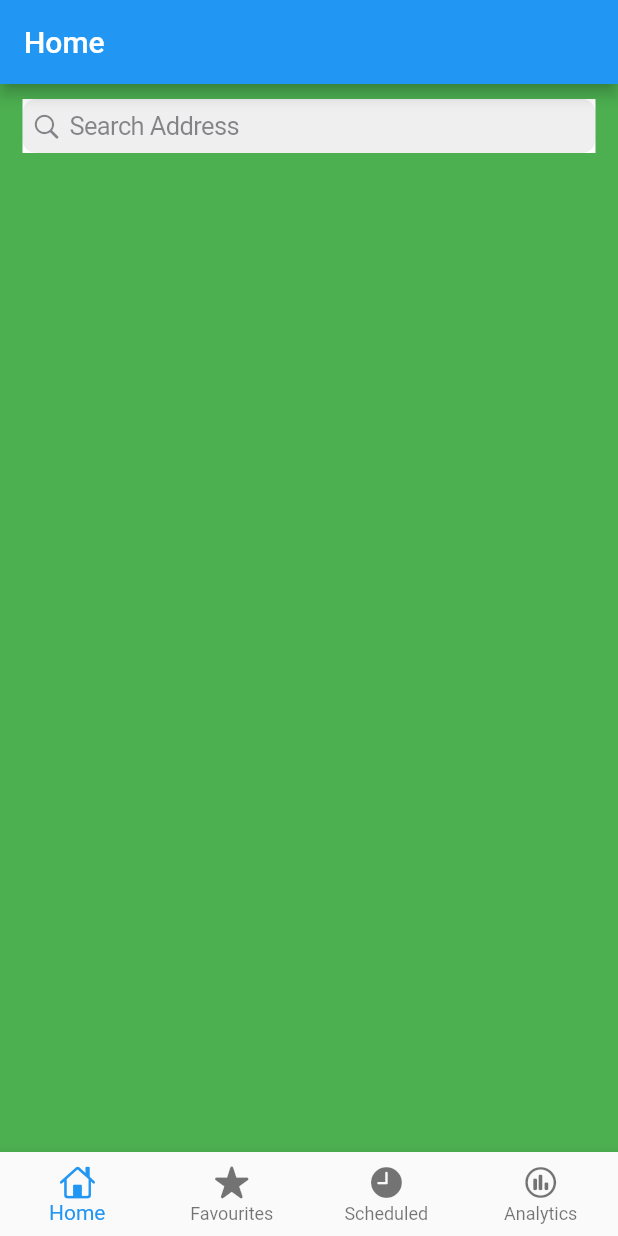
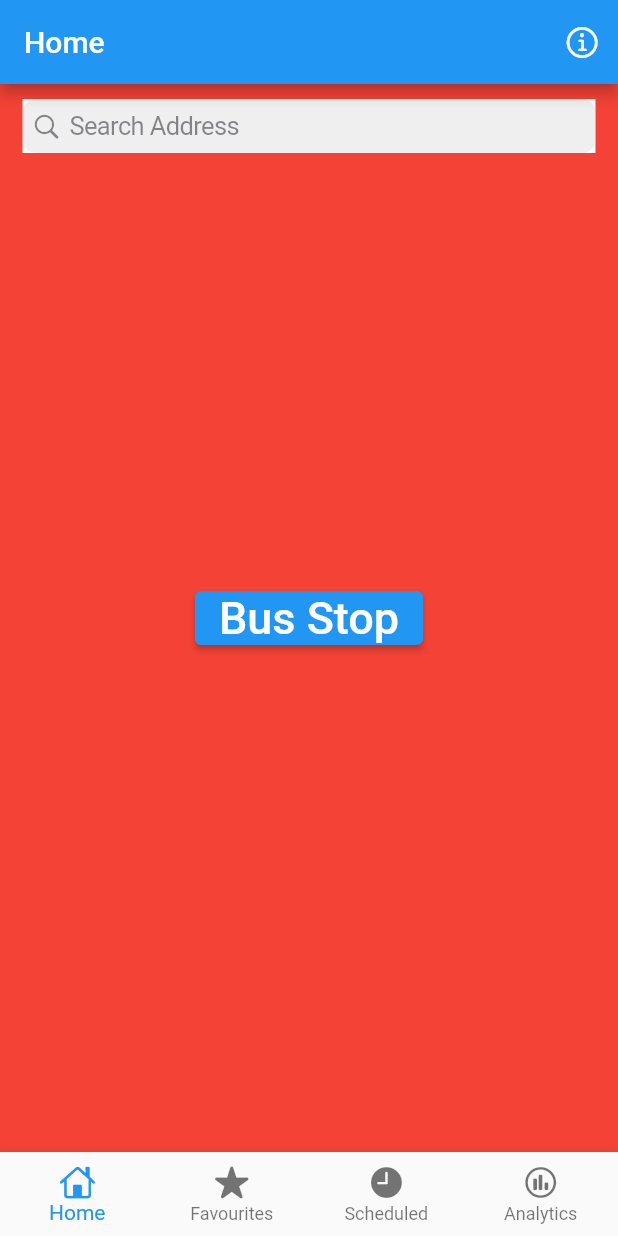
Before and after one commit to JackTop325/TransitApp, a Flutter app: the screen it shows after launch, on a phone screen of 412 x 824 dp. Run offline on Flutter 3.47's test engine with Material 2 defaults, Android fonts, the phone set to English and light mode, and no system bars.

Commit message:
Worked on project

```diff
--- a/TransitApp/lib/DefaultPage.dart
+++ b/TransitApp/lib/DefaultPage.dart
@@ -1,5 +1,7 @@
 import 'package:flutter/material.dart';
 import 'package:flutter/cupertino.dart';
+
+import 'Map/HomeWidget.dart';
 
 class MyHomePage extends StatefulWidget {
   const MyHomePage({super.key});
@@ -13,7 +15,7 @@ class _MyHomePageState extends State<MyHomePage> {
   int _selectedIndex = 0;
 
   final List<Widget> _widgetOptions = <Widget>[
-    Map_Widget(),
+    const homeWidget(),
 
     Container(
       color: Colors.green,
@@ -23,7 +25,7 @@ class _MyHomePageState extends State<MyHomePage> {
     ),
     Container(
       color: Colors.blue,
-    )
+    ),
   ];
 
   void _onItemTapped(int index) {
@@ -37,6 +39,21 @@ class _MyHomePageState extends State<MyHomePage> {
     return Scaffold(
       appBar: AppBar(
         title: const Text("Home"),
+        actions: <Widget>[
+          IconButton(
+            icon: const Icon(CupertinoIcons.info_circle),
+            onPressed: () {
+              showAboutDialog(
+                  context: context,
+                  applicationName: 'TransitApp',
+                  applicationVersion: 'Version 1',
+                  children: [
+                    Text('TransitApp'),
+                  ],
+              );
+            }
+          )
+        ]
       ),
       body: _widgetOptions.elementAt(_selectedIndex),
 
@@ -66,33 +83,3 @@ class _MyHomePageState extends State<MyHomePage> {
     );
   }
 }
-
-Widget Map_Widget(){
-  return Stack(
-    children: <Widget>[
-
-      // Change Container to map later
-      Container(
-        color: Colors.green,
-      ),
-
-      Positioned(
-        top: 10,
-        right: 15,
-        left: 15,
-        child: Container(
-          color: Colors.white,
-          child: Row(
-            children: const <Widget>[
-              Expanded(
-                child: CupertinoSearchTextField(
-                  placeholder: 'Search Address',
-                ),
-              ),
-            ],
-          ),
-        ),
-      ),
-    ],
-  );
-}
--- /dev/null
+++ b/TransitApp/lib/Map/HomeWidget.dart
@@ -0,0 +1,56 @@
+import 'package:flutter/material.dart';
+import 'package:flutter/cupertino.dart';
+import 'package:transit_app/Map/StopDetail/StopDetailWidget.dart';
+import 'dart:io';
+
+class homeWidget extends StatefulWidget {
+  const homeWidget({Key? key}) : super(key: key);
+
+  @override
+  State<homeWidget> createState() => _homeWidgetState();
+}
+
+class _homeWidgetState extends State<homeWidget> {
+  @override
+  Widget build(BuildContext context) {
+    return Stack(
+      children: <Widget>[
+        // Change Container to map later
+        Container(
+          color: Colors.red,
+        ),
+
+        Positioned(
+          top: 10,
+          right: 15,
+          left: 15,
+          child: Container(
+            color: Colors.white,
+            child: Row(
+              children: const <Widget>[
+                Expanded(
+                  child: CupertinoSearchTextField(
+                    placeholder: 'Search Address',
+                  ),
+                ),
+              ],
+            ),
+          ),
+        ),
+
+        Center(
+          child: ElevatedButton(
+            child: Text("Bus Stop",
+              style: TextStyle(fontSize: 30),
+            ),
+            onPressed: (){
+              Navigator.push(context,
+                  MaterialPageRoute(builder: (context) => const stopDetailWidget())
+              );
+            },
+          ),
+        )
+      ],
+    );
+  }
+}
--- a/TransitApp/lib/main.dart
+++ b/TransitApp/lib/main.dart
@@ -16,7 +16,7 @@ class MyApp extends StatelessWidget {
       theme: ThemeData(
         primarySwatch: Colors.blue,
       ),
-      home: const MyHomePage(),//MyHomePage(title: 'Flutter Demo Home Page'),
+      home: const MyHomePage(),
     );
   }
 }
--- a/TransitApp/pubspec.yaml
+++ b/TransitApp/pubspec.yaml
@@ -31,7 +31,6 @@ environment:
 dependencies:
   flutter:
     sdk: flutter
-
 
   # The following adds the Cupertino Icons font to your application.
   # Use with the CupertinoIcons class for iOS style icons.
```
Also changed, not shown: TransitApp/lib/Map/StopDetail/StopDetailWidget.dart (added, +34 -0 lines), TransitApp/lib/Map/MapWidget.dart (added), TransitApp/pubspec.lock.
